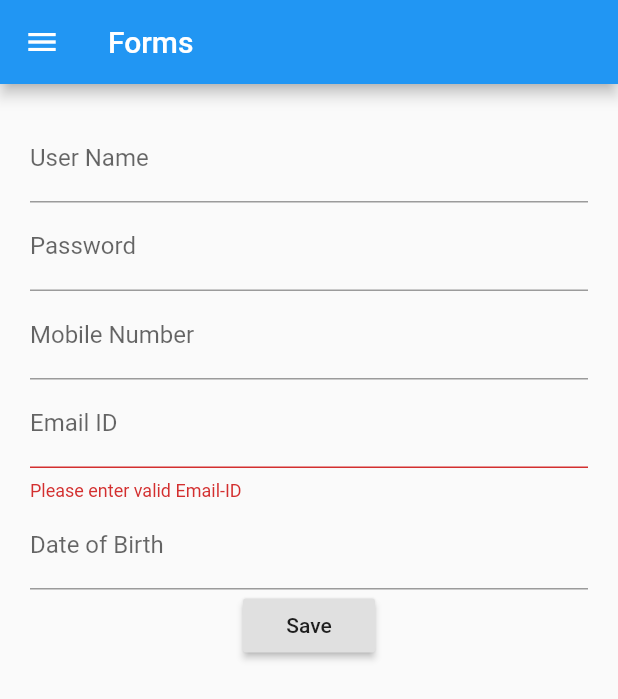
After one commit to dhanasekarkannan/flutterground, a Flutter app: the FormsScreen screen opened by its route, on a phone screen of 412 x 824 dp. The commit adds this screen. Shown: the top 699 px of the screen. Run offline on Flutter 3.47's test engine with Material 2 defaults, Android fonts, the phone set to English and light mode, and no system bars; our stand-ins replace geolocator, google_fonts, google_maps_flutter.

Commit message:
forms and strings added

```diff
--- /dev/null
+++ b/lib/data/errorstring_data.dart
@@ -0,0 +1,4 @@
+class ErrorStringData {
+  static const String validUserName = "Please enter valid username";
+  static const String vaildEmailID =  "Please enter valid Email-ID";
+}
--- /dev/null
+++ b/lib/data/strings_data.dart
@@ -0,0 +1,9 @@
+class StringsData {
+  static const String username = "User Name";
+  static const String password = "Password";
+  static const String mobileNo = "Mobile Number";
+  static const String reEnterPassword = "Re-enter Password";
+  static const String emailID = "Email ID";
+  static const String dob = "Date of Birth";
+
+}
--- a/lib/main.dart
+++ b/lib/main.dart
@@ -1,10 +1,11 @@
 import 'package:flutter/material.dart';
-import 'package:flutterground/screens/google_maps_screen.dart';
 import 'package:google_fonts/google_fonts.dart';
 
 
 import './widgets/drawer_widget.dart';
 import './screens/google_fonts_screen.dart';
+import './screens/forms_screen.dart';
+import './screens/google_maps_screen.dart';
 
 void main() => runApp(MyApp());
 
@@ -18,9 +19,10 @@ class MyApp extends StatelessWidget {
         primarySwatch: Colors.blue,
       ),
       routes: {
-        '/' : (BuildContext context) => MyHomePage( title: 'Home',),
-        '/google_fonts' : (BuildContext context) => GoogleFontsScreen(),
-        '/google_maps' : (BuildContext context) => GoogleMapsScreen(),
+        '/' : (ctx) => MyHomePage( title: 'Home',),
+        GoogleFontsScreen.routeName : (ctx) => GoogleFontsScreen(),
+        GoogleMapsScreen.routeName : (ctx) => GoogleMapsScreen(),
+        FormsScreen.routeName : (ctx) => FormsScreen(),
       },
     );
   }
--- /dev/null
+++ b/lib/model/validator_model.dart
@@ -0,0 +1,15 @@
+import 'package:flutterground/data/errorstring_data.dart';
+
+class ValidatorModel {
+
+String validateEmail(String value) {
+    Pattern pattern =
+        r'^(([^<>()[\]\\.,;:\s@\"]+(\.[^<>()[\]\\.,;:\s@\"]+)*)|(\".+\"))@((\[[0-9]{1,3}\.[0-9]{1,3}\.[0-9]{1,3}\.[0-9]{1,3}\])|(([a-zA-Z\-0-9]+\.)+[a-zA-Z]{2,}))$';
+    RegExp regex = new RegExp(pattern);
+    if (!regex.hasMatch(value))
+      return ErrorStringData.vaildEmailID;
+    else
+      return null;
+  }
+
+}
--- /dev/null
+++ b/lib/screens/forms_screen.dart
@@ -0,0 +1,101 @@
+import 'package:flutter/material.dart';
+
+import '../data/strings_data.dart';
+import '../model/validator_model.dart';
+import '../widgets/drawer_widget.dart';
+
+class FormsScreen extends StatelessWidget {
+  static const String routeName = "/forms_screen";
+
+  final _formKey = GlobalKey<FormState>();
+
+  final _passwordFocusNode = FocusNode();
+  final _emailIDFocusNode = FocusNode();
+  final _mobileNoFocusNode = FocusNode();
+  final _dobFocusNode = FocusNode();
+  final _usernameFocusNode = FocusNode();
+
+  void _saveFormInputs(){
+
+    _formKey.currentState.validate();
+
+  }
+
+  @override
+  Widget build(BuildContext context) {
+    return Scaffold(
+      appBar: AppBar(
+        title: Text("Forms"),
+      ),
+      drawer: DrawerWidget(),
+      body: SingleChildScrollView(
+        child: Padding(
+          padding: const EdgeInsets.all(20.0),
+          child: Form(
+            autovalidate: true,
+            key: _formKey,
+            child: Column(
+              children: <Widget>[
+                TextFormField(
+                  decoration: InputDecoration(
+                    labelText: StringsData.username,
+                  ),
+                  onFieldSubmitted: (_) {
+                    FocusScope.of(context).requestFocus(_passwordFocusNode);
+                  },
+                  textInputAction: TextInputAction.next,
+                  focusNode: _usernameFocusNode,
+                ),
+                TextFormField(
+                  decoration: InputDecoration(
+                    labelText: StringsData.password,
+                  ),
+                  focusNode: _passwordFocusNode,
+                  onFieldSubmitted: (_) {
+                    FocusScope.of(context).requestFocus(_mobileNoFocusNode);
+                  },
+                  textInputAction: TextInputAction.next,
+                ),
+                TextFormField(
+                  decoration: InputDecoration(
+                    labelText: StringsData.mobileNo,
+                  ),
+                  focusNode: _mobileNoFocusNode,
+                  onFieldSubmitted: (_) {
+                    FocusScope.of(context).requestFocus(_emailIDFocusNode);
+                  },
+                  textInputAction: TextInputAction.next,
+                ),
+                TextFormField(
+                  decoration: InputDecoration(
+                    labelText: StringsData.emailID,
+                  ),
+                  focusNode: _emailIDFocusNode,
+                  onFieldSubmitted: (_) {
+                    FocusScope.of(context).requestFocus(_dobFocusNode);
+                  },
+                  textInputAction: TextInputAction.next,
+                  validator: (value) {
+                    return ValidatorModel().validateEmail(value);
+                  },
+                ),
+                TextFormField(
+                  decoration: InputDecoration(
+                    labelText: StringsData.dob,
+                  ),
+                  focusNode: _dobFocusNode,
+                  textInputAction: TextInputAction.done,
+                  onFieldSubmitted: (_){_saveFormInputs();},
+
+                ),
+
+                RaisedButton(child: Text("Save"),onPressed: _saveFormInputs,),
+
+              ],
+            ),
+          ),
+        ),
+      ),
+    );
+  }
+}
--- a/lib/screens/google_fonts_screen.dart
+++ b/lib/screens/google_fonts_screen.dart
@@ -3,7 +3,7 @@ import 'package:flutterground/widgets/drawer_widget.dart';
 import 'package:google_fonts/google_fonts.dart';
 
 class GoogleFontsScreen extends StatelessWidget {
-
+  static const String routeName = "/google_fonts";
   final String _subtitle = 'ABCDEFGHIJKLMNOPQRSTUVWXYZ';
 
   @override
--- a/lib/screens/google_maps_screen.dart
+++ b/lib/screens/google_maps_screen.dart
@@ -7,6 +7,7 @@ import 'package:geolocator/geolocator.dart';
 import '../widgets/drawer_widget.dart';
 
 class GoogleMapsScreen extends StatefulWidget {
+  static const String routeName = '/google_maps';
   @override
   _GoogleMapsScreenState createState() => _GoogleMapsScreenState();
 }
--- a/lib/widgets/drawer_widget.dart
+++ b/lib/widgets/drawer_widget.dart
@@ -1,5 +1,9 @@
 
 import 'package:flutter/material.dart';
+
+import '../screens/google_fonts_screen.dart';
+import '../screens/forms_screen.dart';
+import '../screens/google_maps_screen.dart';
 
 class DrawerWidget extends StatelessWidget {
   @override
@@ -26,7 +30,7 @@ class DrawerWidget extends StatelessWidget {
             child: ListTile(
               title: Text('Google Fonts'),
               onTap: () {
-                Navigator.popAndPushNamed(context, '/google_fonts');
+                Navigator.popAndPushNamed(context, GoogleMapsScreen.routeName);
               },
             ),
           ),
@@ -39,9 +43,16 @@ class DrawerWidget extends StatelessWidget {
           ),
           Divider(thickness: 1.0),
           ListTile(
+            title: Text('Forms'),
+            onTap: () {
+              Navigator.pushReplacementNamed(context, FormsScreen.routeName);
+            },
+          ),
+          Divider(thickness: 1.0),
+          ListTile(
             title: Text('Home'),
             onTap: () {
-              Navigator.pushReplacementNamed(context, '/');
+              Navigator.pushReplacementNamed(context, GoogleFontsScreen.routeName);
             },
           ),
         ],
```
